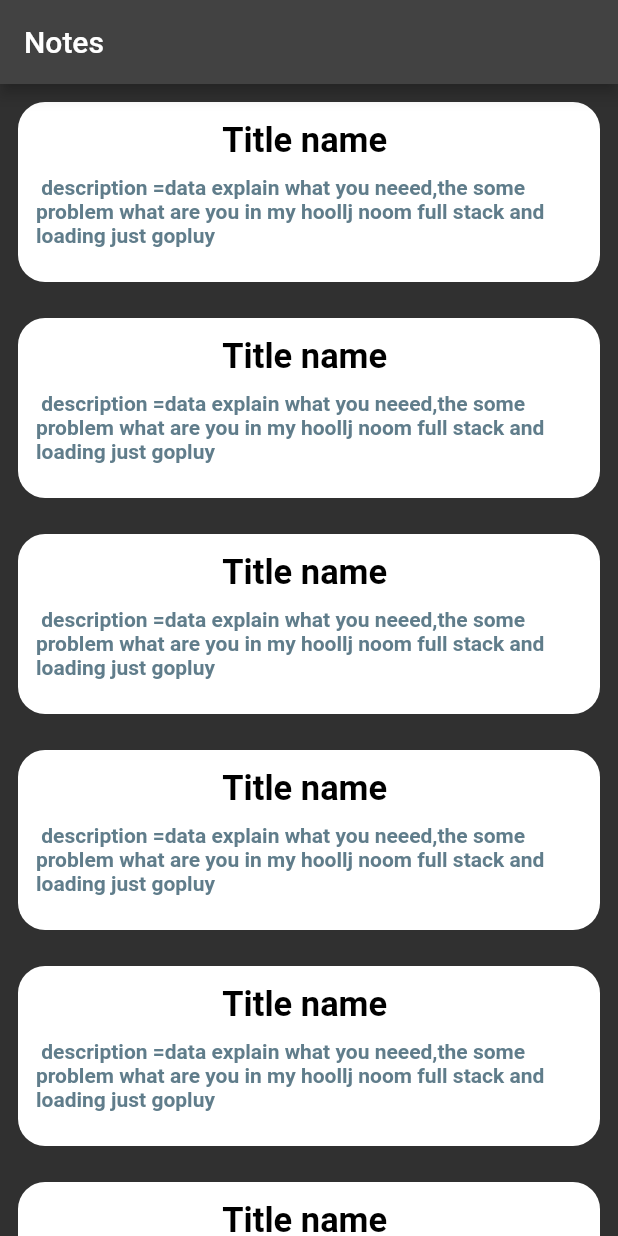
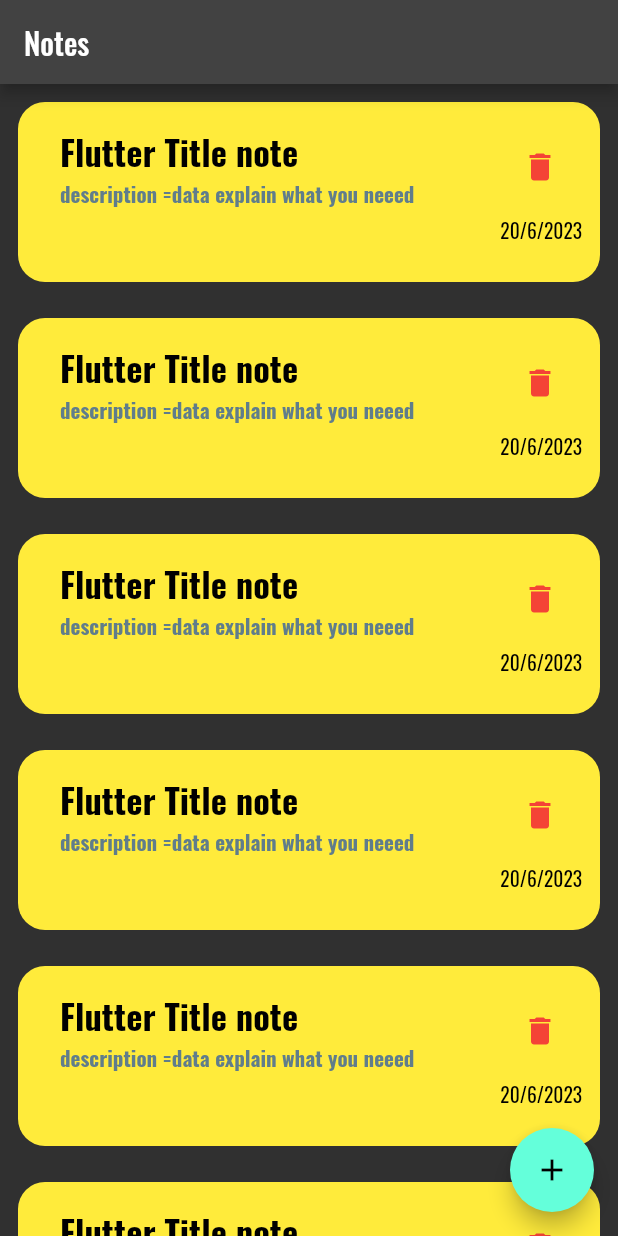
Before and after one commit to MohamadAtif/notes_app, a Flutter app: the screen it shows after launch, on a phone screen of 412 x 824 dp. Run offline on Flutter 3.47's test engine with Material 2 defaults, Android fonts, the phone set to English and light mode, and no system bars.

Commit message:
Floating action button

```diff
--- a/lib/main.dart
+++ b/lib/main.dart
@@ -11,7 +11,10 @@ class NotesApp extends StatelessWidget {
   Widget build(BuildContext context) {
     return MaterialApp(
       debugShowCheckedModeBanner: false,
-   theme: ThemeData.dark(),
+   theme: ThemeData(brightness: Brightness.dark,
+   fontFamily: 'Oswald',
+   ),
+
       home: HomeView(),
     );
   }
--- a/lib/views/home_view.dart
+++ b/lib/views/home_view.dart
@@ -7,10 +7,12 @@ class HomeView extends StatelessWidget {
   @override
   Widget build(BuildContext context) {
     return  Scaffold(
-        appBar: AppBar(title:const Text('Notes'),
+        appBar: AppBar(title:const Text('Notes',),
         ),
 
         body: const CustomNote(),
+        floatingActionButton: FloatingActionButton(onPressed: (){},child:const Icon(Icons.add),),
+
     );
   }
 }
--- a/lib/widgets/custom_note.dart
+++ b/lib/widgets/custom_note.dart
@@ -8,16 +8,21 @@ class CustomNote extends StatelessWidget {
     return  ListView.builder(itemBuilder: (context, index) {
         return  Padding(
           padding: const EdgeInsets.all(12.0),
-          child: Container( decoration: BoxDecoration(color: Colors.white,borderRadius: BorderRadius.circular(18)),
+          child: Container( decoration: BoxDecoration(color: Colors.yellow,borderRadius: BorderRadius.circular(18)),
               height: 120,
               width: 150,
               child: const Padding(
                 padding: EdgeInsets.all(12.0),
-                child: Column(children: [
-                  Text('Title name ',style: TextStyle(fontSize: 23,fontWeight: FontWeight.bold,color: Colors.black),),
-                  SizedBox(height: 10,),
-                  Text(' description =data explain what you neeed,the some problem what are you in my hoollj noom full stack and loading just gopluy  ',
-                  style: TextStyle(fontSize: 14,fontWeight: FontWeight.bold,color: Colors.blueGrey),)
+                child: Column(
+                  crossAxisAlignment: CrossAxisAlignment.end,
+                  children: [
+                 ListTile(
+                  title: Text('Flutter Title note',style: TextStyle(fontSize: 23,fontWeight: FontWeight.bold,color: Colors.black, ),),
+                  subtitle: Text('description =data explain what you neeed ',style: TextStyle(fontSize: 14,fontWeight: FontWeight.bold,color: Colors.blueGrey),),
+                  trailing: Icon(Icons.delete,color: Colors.red,),
+                 )
+                ,
+                Text('20/6/2023',style: TextStyle(fontSize: 13,color: Colors.black),)
                 ],)
 
               ),
```
Also changed, not shown: pubspec.yaml (+6 -6 lines), fonts/Oswald.ttf (added).
